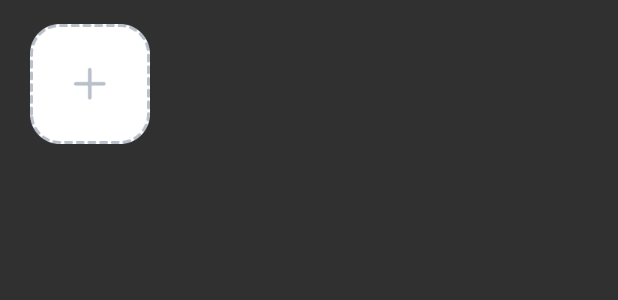
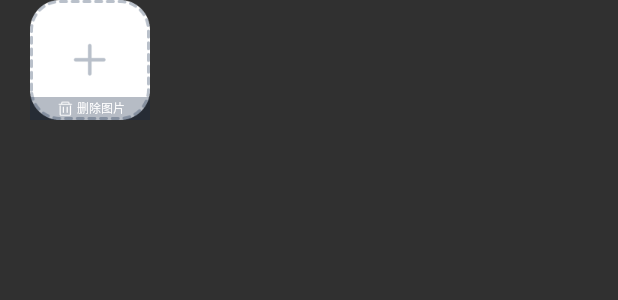
Before and after one commit to yoyoyoqiekenao/priceControl, an Android app: the layout item_image.xml on its own in the app's theme, with its tools: preview values and no code run, on a phone screen of 412 x 824 dp. Shown: the top 300 px of the screen. Run offline under Robolectric (Android 15) with nearby library versions, the phone set to English and light mode, and no system bars.

Commit message:
修改bug

```diff
--- /dev/null
+++ b/app/src/main/res/drawable/bg_000000_8.xml
@@ -0,0 +1,6 @@
+<?xml version="1.0" encoding="utf-8"?>
+<shape xmlns:android="http://schemas.android.com/apk/res/android">
+
+    <solid android:color="#BF000000"></solid>
+    <corners android:radius="8dp"></corners>
+</shape>
--- a/app/src/main/res/layout/item_image.xml
+++ b/app/src/main/res/layout/item_image.xml
@@ -2,13 +2,39 @@
 <RelativeLayout xmlns:android="http://schemas.android.com/apk/res/android"
     android:layout_width="wrap_content"
     android:layout_height="wrap_content"
-    android:layout_marginTop="16dp">
+    android:layout_marginLeft="20dp"
+    android:layout_marginBottom="16dp">
 
     <ImageView
         android:id="@+id/iv"
         android:layout_width="80dp"
         android:layout_height="80dp"
-        android:layout_marginLeft="20dp"
         android:scaleType="fitXY"
         android:src="@mipmap/iv_img_add"></ImageView>
+
+    <LinearLayout
+        android:id="@+id/ll_delete"
+        android:layout_width="80dp"
+        android:layout_height="wrap_content"
+        android:layout_alignBottom="@id/iv"
+        android:layout_centerHorizontal="true"
+        android:background="#4D0F243F"
+        android:gravity="center_horizontal"
+        android:orientation="horizontal"
+        android:visibility="visible">
+
+        <ImageView
+            android:layout_width="wrap_content"
+            android:layout_height="wrap_content"
+            android:layout_gravity="center_vertical"
+            android:src="@mipmap/iv_img_delete"></ImageView>
+
+        <TextView
+            android:layout_width="wrap_content"
+            android:layout_height="wrap_content"
+            android:layout_gravity="center_vertical"
+            android:text="删除图片"
+            android:textColor="#FFFFFF"
+            android:textSize="8sp"></TextView>
+    </LinearLayout>
 </RelativeLayout>
```
Also changed, not shown: app/src/main/java/com/cysd/pricecontrol/DetailActivity.java (+24 -6 lines), app/src/main/java/com/cysd/pricecontrol/InputActivity.java (+35 -1 lines), app/src/main/java/com/cysd/pricecontrol/SuccessPop.java (added, +31 -0 lines), app/src/main/java/com/cysd/pricecontrol/adapter/ImageAdapter.java (+12 -3 lines), app/src/main/java/com/cysd/pricecontrol/fragment/OneFragment.java (+44 -5 lines), app/src/main/res/drawable/bg_0f243f_20_left_right_bottom.xml (added, +8 -0 lines), app/src/main/res/layout/activity_detail.xml (+10 -3 lines), app/src/main/res/layout/fragment_one.xml (+10 -3 lines), app/src/main/res/layout/pop_success.xml (added, +34 -0 lines), app/src/main/res/mipmap-xhdpi/iv_img_delete.png (added), app/src/main/res/mipmap-xhdpi/iv_success.png (added).
